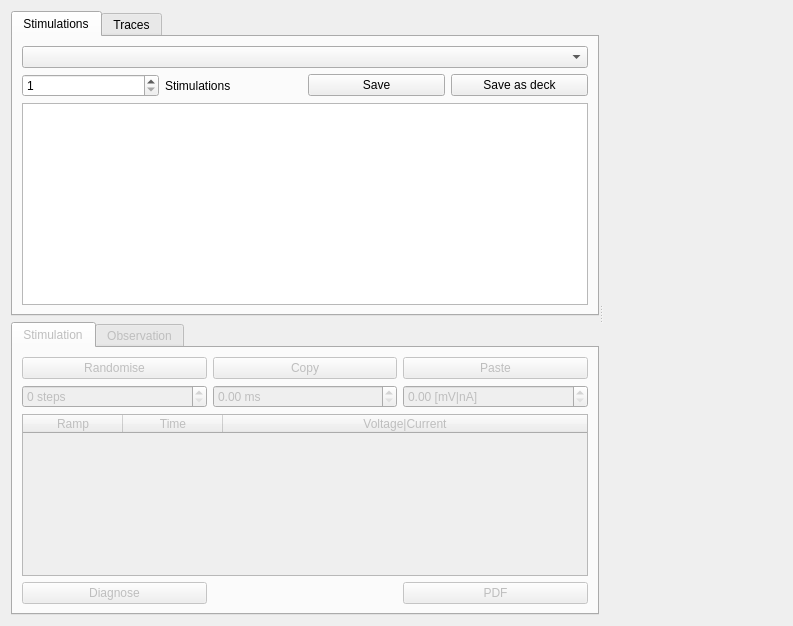
Before: the Qt Designer form src/gui/stimulationcreator.ui in CompEphys-team/rtdo, drawn with Qt 5.
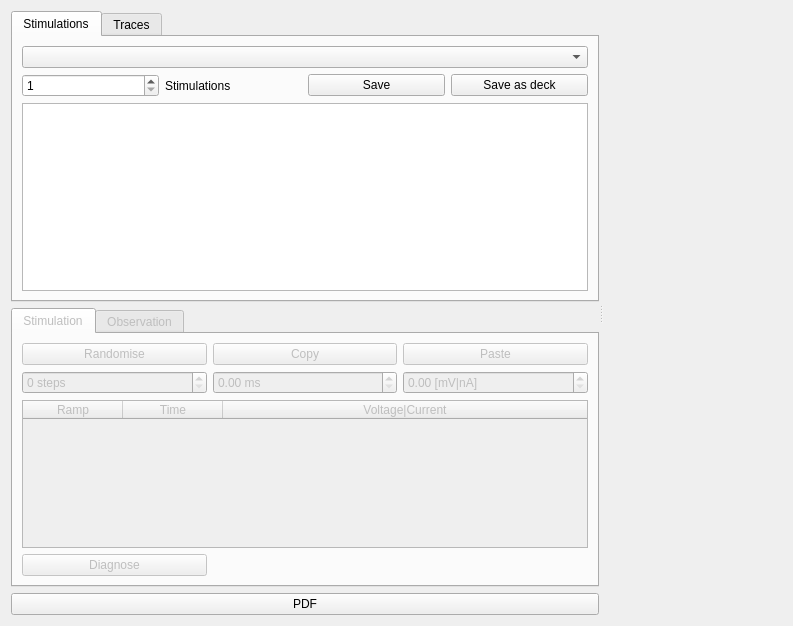
After: the same form once the commit is applied. Custom widgets are drawn as their Qt base class.

Commit message: Keep PDF button always available in StimCreator

Patch:
```diff
--- a/src/gui/stimulationcreator.ui
+++ b/src/gui/stimulationcreator.ui
@@ -256,13 +256,6 @@
              </property>
             </widget>
            </item>
-           <item row="3" column="2">
-            <widget class="QPushButton" name="pdf">
-             <property name="text">
-              <string>PDF</string>
-             </property>
-            </widget>
-           </item>
            <item row="1" column="0">
             <widget class="QSpinBox" name="nSteps">
              <property name="suffix">
@@ -295,6 +288,13 @@
          </widget>
         </widget>
        </item>
+       <item row="2" column="0">
+        <widget class="QPushButton" name="pdf">
+         <property name="text">
+          <string>PDF</string>
+         </property>
+        </widget>
+       </item>
       </layout>
      </widget>
      <widget class="QCustomPlot" name="plot" native="true"/>
```
